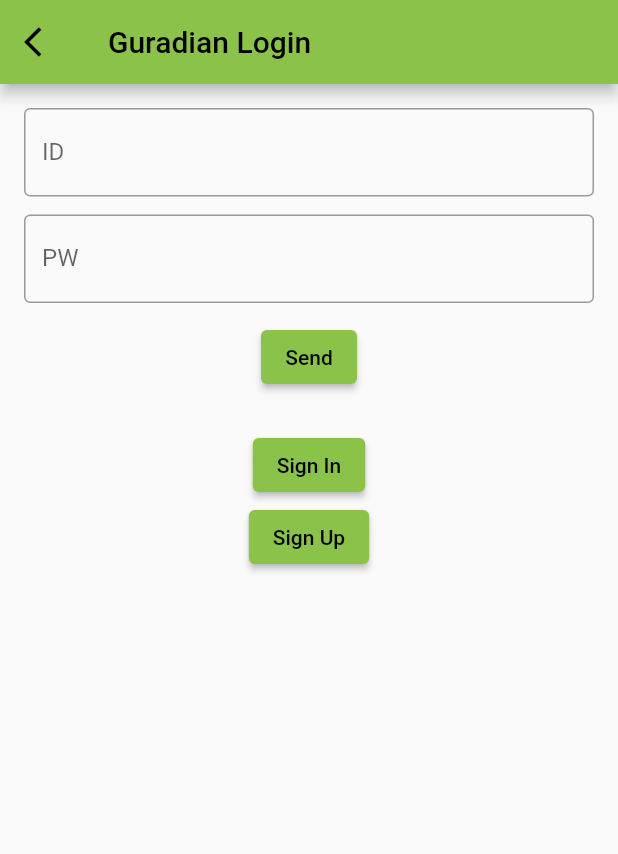
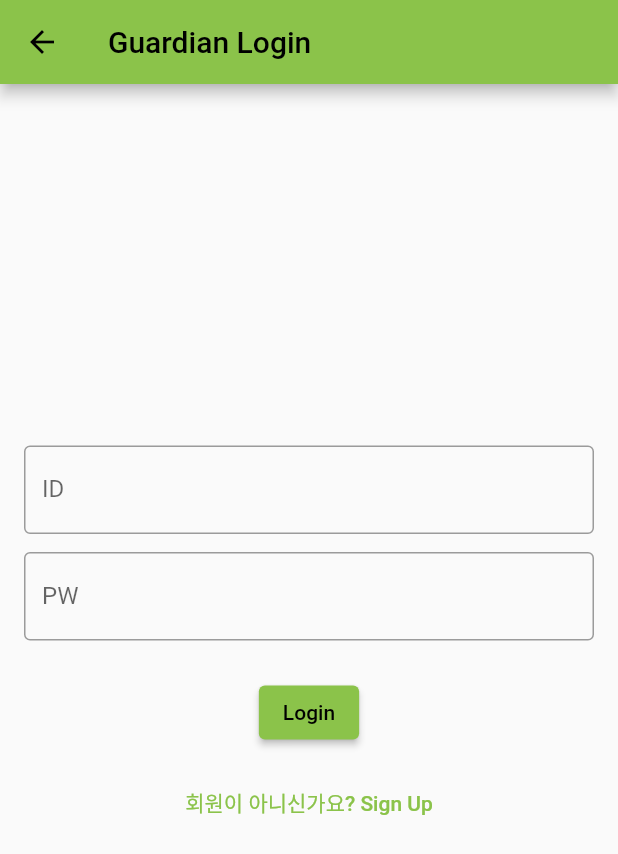
Before and after one commit to newbii22/front, a Flutter app: the screen it shows after launch, after a tap on "Guardian", on a phone screen of 412 x 824 dp. Shown: the top 854 px of the screen. Run offline on Flutter 3.47's test engine with Material 3 defaults, Android fonts, the phone set to English and light mode, and no system bars; our stand-ins replace flutter_dotenv, geolocator, google_maps_flutter, location; missing offline and left inert: kakao_flutter_sdk_user, kpostal; network calls fail.

Commit message:
Guradian Login Update

```diff
--- a/hackathon_prepare/lib/guardian/guardian_login.dart
+++ b/hackathon_prepare/lib/guardian/guardian_login.dart
@@ -1,17 +1,31 @@
 import 'package:flutter/material.dart';
 import 'package:hackathon_prepare/guardian/guardian_main.dart';
 import 'package:hackathon_prepare/guardian/guardian_sign_up.dart';
-import 'package:hackathon_prepare/kakao_login.dart';
-import 'package:hackathon_prepare/kakao_view_model.dart';
+// import 'package:hackathon_prepare/kakao_login.dart';
+// import 'package:hackathon_prepare/kakao_view_model.dart';
 import 'package:http/http.dart' as http;
 import 'dart:convert';
 import 'package:hackathon_prepare/config/api_config.dart';
 import 'package:flutter_dotenv/flutter_dotenv.dart';
 
 Future<void> main() async {
-  // .env 파일 로드
+  WidgetsFlutterBinding.ensureInitialized();
   await dotenv.load(fileName: ".env");
-  runApp(GuardianLogin());
+  runApp(MyApp());
+}
+
+class MyApp extends StatelessWidget {
+  @override
+  Widget build(BuildContext context) {
+    return MaterialApp(
+      title: 'Guardian App',
+      home: GuardianLogin(),
+      routes: {
+        '/signup': (context) => GuardianSignUp(),
+        '/main': (context) => Guardian(),
+      },
+    );
+  }
 }
 
 class GuardianLogin extends StatefulWidget {
@@ -22,99 +36,91 @@ class GuardianLogin extends StatefulWidget {
 }
 
 class _GuardianLoginState extends State<GuardianLogin> {
-  String? responseF = '';
+  String? apiResponse = '';
   bool _isLoading = false;
 
-  Future<void> pingServer() async {
+  TextEditingController idController = TextEditingController();
+  TextEditingController pwController = TextEditingController();
+
+  Future<void> attemptLogin() async {
+    if (_isLoading) return;
+
     if (!mounted) return;
     setState(() {
       _isLoading = true;
-      responseF = '서버 응답 기다리는 중...';
+      apiResponse = '로그인 시도 중...';
     });
 
-    String localResponseF = '';
+    final String id = idController.text;
+    final String password = pwController.text;
+
+    if (id.isEmpty) {
+      if (!mounted) return;
+      setState(() {
+        apiResponse = 'ID를 입력해주세요.';
+        _isLoading = false;
+      });
+      ScaffoldMessenger.of(
+        context,
+      ).showSnackBar(SnackBar(content: Text(apiResponse!)));
+      return;
+    }
+
+    String serverResponseStatus = '';
     try {
-      final IDprompt = Uri.encodeComponent(idPrompt);
+      final encodedId = Uri.encodeComponent(id);
       final response = await http.get(
-        Uri.parse('${ApiConfig.baseUrl}/api/check-safe?memberId=${IDprompt}'),
+        Uri.parse('${ApiConfig.baseUrl}/api/check-safe?memberId=$encodedId'),
       );
 
       if (!mounted) return;
 
       if (response.statusCode == 200) {
         final data = jsonDecode(response.body);
-        print(data); // 예: { message: "pong" }
+        print("API Response Data: $data");
         String? message = data['message'] as String?;
-        if (message != null) {
-          localResponseF = message;
+        if (message == 'success') {
+          serverResponseStatus = 'success';
         } else {
-          localResponseF = 'Response did not contain a message';
+          serverResponseStatus = message ?? '로그인 실패: 서버 응답 메시지 없음';
         }
       } else {
         print('Request failed with status: ${response.statusCode}.');
-        localResponseF = 'Request failed: ${response.statusCode}';
+        serverResponseStatus = '로그인 실패: 서버 오류 ${response.statusCode}';
       }
     } catch (e) {
       print('Error during API call: $e');
-      localResponseF = 'Error during API call';
+      serverResponseStatus = '로그인 중 오류 발생';
     }
 
     if (!mounted) return;
 
     setState(() {
-      responseF = localResponseF;
-      _isLoading = false; // 로딩 종료
+      apiResponse = serverResponseStatus;
+      _isLoading = false;
     });
 
-    if (responseF == 'success') {
-      Navigator.of(context).push(
-        MaterialPageRoute(
-          builder: (BuildContext context) {
-            return Guardian();
-          },
-        ),
-      );
+    if (serverResponseStatus == 'success') {
+      Navigator.of(context).pushReplacementNamed('/main');
     } else {
       ScaffoldMessenger.of(
         context,
-      ).showSnackBar(SnackBar(content: Text('Login failed: $responseF')));
+      ).showSnackBar(SnackBar(content: Text(apiResponse ?? "알 수 없는 오류")));
     }
   }
-
-  final viewModel = KakaoLoginViewModel(KakaoLogin());
-
-  TextEditingController idController = TextEditingController();
-  TextEditingController pwController = TextEditingController();
-
-  String idPrompt = '';
-  String pwPrompt = '';
-
-  Future<void> sendPrompt() async {
-    setState(() {
-      idPrompt = idController.text;
-      pwPrompt = pwController.text;
-    });
-    await pingServer();
-  }
+  // final viewModel = KakaoLoginViewModel(KakaoLogin());
+  // Future<void> signInWithKakao() async { ... }
 
   @override
   Widget build(BuildContext context) {
     return Scaffold(
-      appBar: AppBar(
-        title: const Text('Guradian Login'),
-        automaticallyImplyLeading: false,
-        leading: IconButton(
-          onPressed: () {
-            Navigator.of(context).pop();
-          },
-          icon: const Icon(Icons.arrow_back_ios),
-        ),
-      ),
+      appBar: AppBar(title: const Text('Guardian Login')),
       body: Center(
         child: Padding(
           padding: const EdgeInsets.all(16.0),
+          child: SingleChildScrollView(
             child: Column(
-            //mainAxisAlignment: MainAxisAlignment.spaceEvenly,
+              mainAxisAlignment: MainAxisAlignment.center,
               children: [
                 TextField(
                   controller: idController,
@@ -126,27 +132,25 @@ class _GuardianLoginState extends State<GuardianLogin> {
                 SizedBox(height: 12),
                 TextField(
                   controller: pwController,
+                  obscureText: true, // 비밀번호 가리기
                   decoration: InputDecoration(
                     labelText: 'PW',
                     border: OutlineInputBorder(),
                   ),
                 ),
-              SizedBox(height: 12),
-              ElevatedButton(onPressed: sendPrompt, child: Text('Send')),
                 SizedBox(height: 24),
                 ElevatedButton(
-                onPressed: () {
-                  Navigator.of(context).push(
-                    MaterialPageRoute(
-                      builder: (BuildContext context) {
-                        return Guardian();
-                      },
+                  onPressed: _isLoading ? null : attemptLogin,
+                  child:
+                      _isLoading
+                          ? CircularProgressIndicator(
+                            color: Colors.white,
+                            strokeWidth: 2.0,
+                          )
+                          : Text('Login'),
                 ),
-                  );
-                },
-                child: Text('Sign In'),
-              ),
-              ElevatedButton(
+                SizedBox(height: 12),
+                TextButton(
                   onPressed: () {
                     Navigator.of(context).push(
                       MaterialPageRoute(
@@ -156,64 +160,41 @@ class _GuardianLoginState extends State<GuardianLogin> {
                       ),
                     );
                   },
-                child: Text('Sign Up'),
+                  child: Text('회원이 아니신가요? Sign Up'),
                 ),
-
-              Expanded(
-                child: Column(
-                  children: [
-                    Text(idPrompt, style: TextStyle(fontSize: 16)),
-                    Text(pwPrompt, style: TextStyle(fontSize: 16)),
-                    Text(responseF!, style: TextStyle(fontSize: 16)),
-                  ],
+                SizedBox(height: 24),
+                /*
+                ElevatedButton(
+                  onPressed: () {
+                    // signInWithKakao();
+                  },
+                  child: Text('카카오 로그인'),
+                  style: ElevatedButton.styleFrom(backgroundColor: Colors.yellow),
                 ),
+                */
+                if (apiResponse != null &&
+                    apiResponse!.isNotEmpty &&
+                    !_isLoading)
+                  Padding(
+                    padding: const EdgeInsets.only(top: 20.0),
+                    child: Text(
+                      apiResponse!,
+                      style: TextStyle(
+                        fontSize: 16,
+                        color:
+                            apiResponse == 'success' ||
+                                    (apiResponse != null &&
+                                        apiResponse!.toLowerCase().contains(
+                                          '성공',
+                                        ))
+                                ? Colors.green
+                                : Colors.red,
                       ),
-              /*
-              Expanded(
-                child: ListView(
-                  children: [
-                    if (viewModel
-                            .user
-                            ?.kakaoAccount
-                            ?.profile
-                            ?.profileImageUrl !=
-                        null)
-                      CircleAvatar(
-                        radius: 100,
-                        backgroundImage: NetworkImage(
-                          viewModel
-                                  .user
-                                  ?.kakaoAccount
-                                  ?.profile
-                                  ?.profileImageUrl ??
-                              '',
-                        ),
-                      ),
-                    Center(
-                      child: Text(
-                        viewModel.user?.kakaoAccount?.profile?.nickname ?? '',
-                        style: const TextStyle(fontSize: 36.0),
-                      ),
-                    ),
-                    ElevatedButton(
-                      onPressed: () async {
-                        if (viewModel.user == null) {
-                          await viewModel.login();
-                        } else {
-                          await viewModel.logout();
-                        }
-                        setState(() {
-                          // 로그인 / 로그아웃 후에 화면 갱신
-                        });
-                      },
-                      child: Text(
-                        viewModel.user == null ? '카카오 로그인' : '카카오 로그아웃',
+                      textAlign: TextAlign.center,
                     ),
                   ),
               ],
             ),
-              ),*/
-            ],
           ),
         ),
       ),
```
Lines whose indentation alone changed are shown as unchanged.
